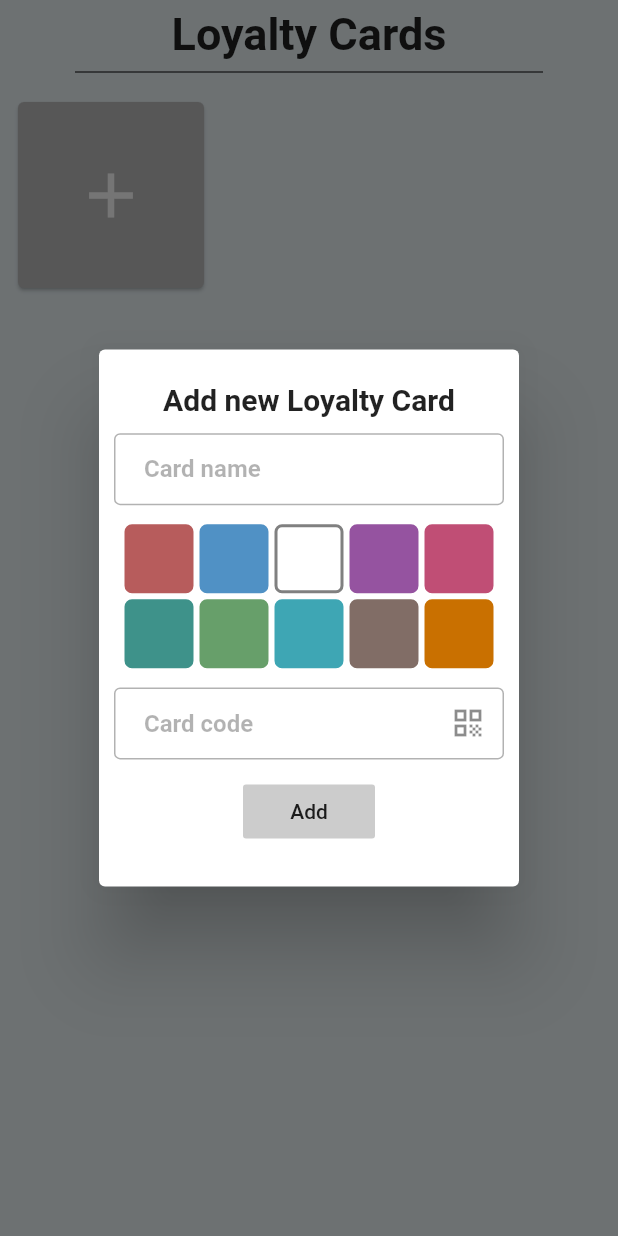
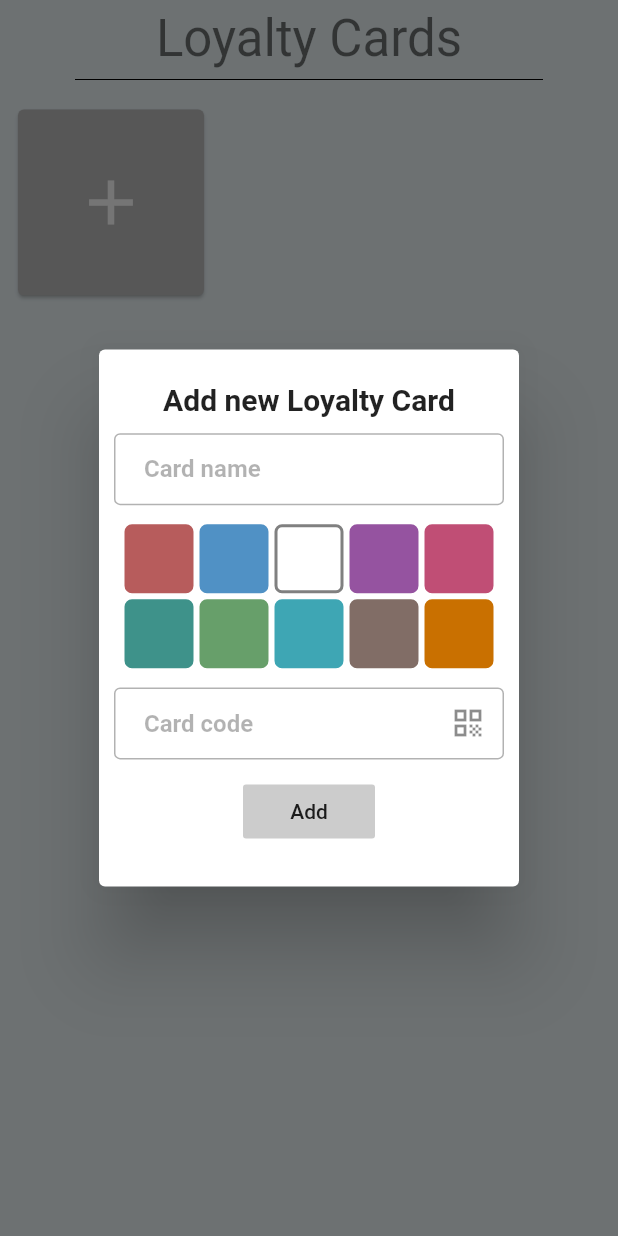
Before and after one commit to ItsMeLucifer/Shoqlist, a Flutter app: the LoyaltyCardsHandler screen opened directly, after a tap on the "add" icon, on a phone screen of 412 x 824 dp. Run offline on Flutter 3.47's test engine with Material 2 defaults, Android fonts, the phone set to English and light mode, and no system bars; our stand-ins replace cloud_firestore, connectivity_plus, firebase_auth, firebase_core, flutter_riverpod, flutter_speed_dial and 5 more; missing offline and left inert: flutter_barcode_scanner, syncfusion_flutter_barcodes; accounts and stored records are empty; generated files the repository leaves out were written again.

Commit message:
Basic classes for friends service wrote, Headlines refactoring with ThemeData

```diff
--- a/lib/pages/home_screen.dart
+++ b/lib/pages/home_screen.dart
@@ -10,6 +10,8 @@ import 'package:shoqlist/widgets/components/dialogs.dart';
 import 'package:shoqlist/widgets/homeScreen/home_screen_main_view.dart';
 import 'package:shoqlist/widgets/loyaltyCards/loyalty_cards_handler.dart';
 import 'package:flutter_riverpod/flutter_riverpod.dart';
+import 'package:shoqlist/widgets/social/friends_display.dart';
+import 'package:shoqlist/widgets/social/friends_search_display.dart';
 
 class HomeScreen extends StatefulWidget {
   @override
@@ -50,6 +52,11 @@ class _HomeScreen extends State<HomeScreen> {
         context, MaterialPageRoute(builder: (context) => Settings()));
   }
 
+  void _navigateToFriendsDisplay(BuildContext context) {
+    Navigator.push(
+        context, MaterialPageRoute(builder: (context) => FriendsDisplay()));
+  }
+
   void _createNewShoppingList(
     BuildContext context,
   ) {
@@ -78,33 +85,6 @@ class _HomeScreen extends State<HomeScreen> {
             children: [
               SpeedDialChild(
                   onTap: () {
-                    _navigateToSettings(context);
-                  },
-                  backgroundColor: Theme.of(context)
-                      .floatingActionButtonTheme
-                      .backgroundColor,
-                  child: Icon(Icons.settings),
-                  label: 'Settings'),
-              SpeedDialChild(
-                  onTap: () {
-                    //SCAN
-                  },
-                  backgroundColor: Theme.of(context)
-                      .floatingActionButtonTheme
-                      .backgroundColor,
-                  child: Icon(Icons.qr_code_scanner_rounded),
-                  label: 'Scan your list'),
-              SpeedDialChild(
-                  onTap: () {
-                    _navigateToLoyaltyCardsHandler(context);
-                  },
-                  backgroundColor: Theme.of(context)
-                      .floatingActionButtonTheme
-                      .backgroundColor,
-                  child: Icon(Icons.card_membership),
-                  label: 'Loyalty cards'),
-              SpeedDialChild(
-                  onTap: () {
                     context.read(toolsProvider).resetNewListData();
                     showDialog(
                         context: context,
@@ -116,6 +96,43 @@ class _HomeScreen extends State<HomeScreen> {
                       .backgroundColor,
                   child: Icon(Icons.add),
                   label: 'Create new list'),
+              SpeedDialChild(
+                  onTap: () {
+                    _navigateToLoyaltyCardsHandler(context);
+                  },
+                  backgroundColor: Theme.of(context)
+                      .floatingActionButtonTheme
+                      .backgroundColor,
+                  child: Icon(Icons.card_membership),
+                  label: 'Loyalty cards'),
+
+              SpeedDialChild(
+                  onTap: () {
+                    _navigateToFriendsDisplay(context);
+                  },
+                  backgroundColor: Theme.of(context)
+                      .floatingActionButtonTheme
+                      .backgroundColor,
+                  child: Icon(Icons.people),
+                  label: 'Friends'),
+              SpeedDialChild(
+                  onTap: () {
+                    _navigateToSettings(context);
+                  },
+                  backgroundColor: Theme.of(context)
+                      .floatingActionButtonTheme
+                      .backgroundColor,
+                  child: Icon(Icons.settings),
+                  label: 'Settings'),
+              // SpeedDialChild(
+              // onTap: () {
+              //   //SCAN
+              // },
+              // backgroundColor: Theme.of(context)
+              //     .floatingActionButtonTheme
+              //     .backgroundColor,
+              // child: Icon(Icons.qr_code_scanner_rounded),
+              // label: 'Scan your list'),
             ]),
         body: HomeScreenMainView());
   }
--- a/lib/widgets/homeScreen/home_screen_main_view.dart
+++ b/lib/widgets/homeScreen/home_screen_main_view.dart
@@ -53,10 +53,7 @@ class HomeScreenMainView extends ConsumerWidget {
             children: [
               SizedBox(height: 5),
               Text("Shoqlist",
-                  style: TextStyle(
-                      fontWeight: FontWeight.bold,
-                      fontSize: 40,
-                      fontStyle: FontStyle.italic)),
+                  style: Theme.of(context).primaryTextTheme.headline3),
               Divider(
                 color: Theme.of(context).accentColor,
                 indent: 50,
--- a/lib/widgets/loyaltyCards/loyalty_cards_handler.dart
+++ b/lib/widgets/loyaltyCards/loyalty_cards_handler.dart
@@ -1,7 +1,6 @@
 import 'package:flutter/cupertino.dart';
 import 'package:flutter/material.dart';
 import 'package:flutter_riverpod/flutter_riverpod.dart';
-import 'package:flutter_speed_dial/flutter_speed_dial.dart';
 import 'package:shoqlist/widgets/components/buttons.dart';
 import 'package:shoqlist/widgets/components/dialogs.dart';
 import 'package:shoqlist/widgets/loyaltyCards/add_new_loyalty_card.dart';
@@ -24,22 +23,7 @@ class LoyaltyCardsHandler extends ConsumerWidget {
   }
 
   Widget build(BuildContext context, ScopedReader watch) {
-    final toolsVM = watch(toolsProvider);
     return Scaffold(
-      // floatingActionButton: SpeedDial(
-      //   overlayOpacity: 0,
-      //   animatedIcon: AnimatedIcons.menu_close,
-      //   backgroundColor:
-      //       Theme.of(context).floatingActionButtonTheme.backgroundColor,
-      //   children: [
-      //     SpeedDialChild(
-      //         onTap: () async {},
-      //         backgroundColor:
-      //             Theme.of(context).floatingActionButtonTheme.backgroundColor,
-      //         child: Icon(Icons.add),
-      //         label: "Something"),
-      //   ],
-      // ),
       body: SafeArea(
         child: Stack(
           children: [
@@ -47,8 +31,7 @@ class LoyaltyCardsHandler extends ConsumerWidget {
               children: [
                 SizedBox(height: 5),
                 Text("Loyalty Cards",
-                    style:
-                        TextStyle(fontWeight: FontWeight.bold, fontSize: 30)),
+                    style: Theme.of(context).primaryTextTheme.headline4),
                 Divider(
                   color: Theme.of(context).accentColor,
                   indent: 50,
@@ -70,7 +53,6 @@ class LoyaltyCardsHandler extends ConsumerWidget {
   Widget loyaltyCardsList(ScopedReader watch) {
     final loyaltyCardsVM = watch(loyaltyCardsProvider);
     final toolsVM = watch(toolsProvider);
-    final firebaseVM = watch(firebaseProvider);
     return GridView.builder(
         gridDelegate:
             SliverGridDelegateWithFixedCrossAxisCount(crossAxisCount: 3),
```
Also changed, not shown: lib/main.dart (+8 -0 lines), lib/viewmodels/firebase_view_model.dart (+21 -1 lines), lib/viewmodels/friends_service_view_model.dart (added, +18 -0 lines), lib/widgets/social/friend_requests_display.dart (added, +8 -0 lines), lib/widgets/social/friends_display.dart (added, +32 -0 lines), lib/widgets/social/friends_search_display.dart (added, +9 -0 lines), lib/widgets/social/users_list.dart (added, +58 -0 lines).
